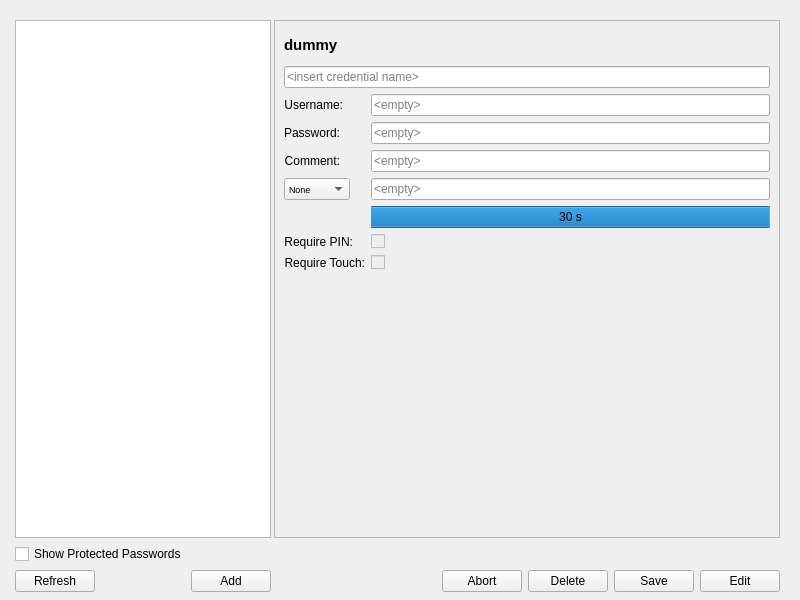
This is nitrokeyapp/ui/secrets_tab.ui in Nitrokey/nitrokey-app2 as Qt 5 draws it before an edit. The edited form follows.
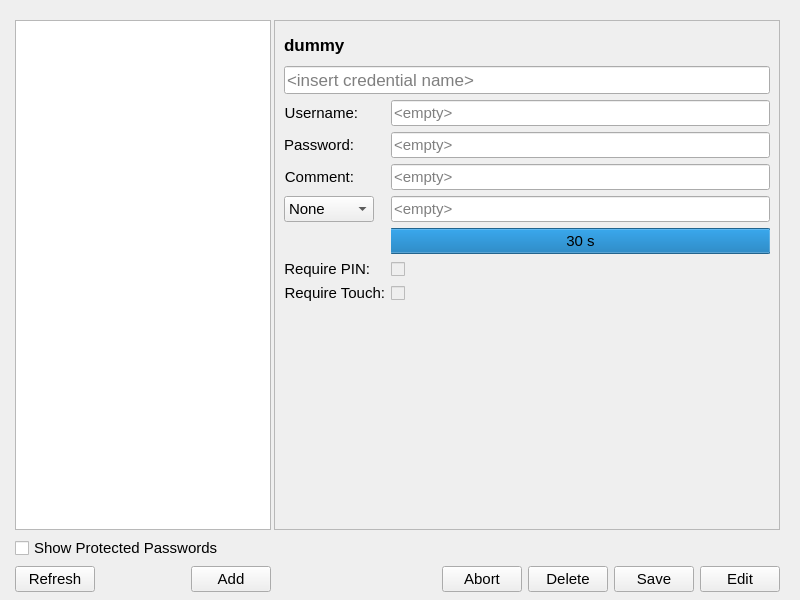
This is the edited form. Icons and pictures are not drawn.

Commit message: Unify font sizes everywhere - except welcome screen

The edit to the form file:
```diff
--- a/nitrokeyapp/ui/secrets_tab.ui
+++ b/nitrokeyapp/ui/secrets_tab.ui
@@ -62,6 +62,11 @@
            <height>0</height>
           </size>
          </property>
+         <property name="font">
+          <font>
+           <pointsize>11</pointsize>
+          </font>
+         </property>
         </widget>
        </item>
        <item row="2" column="0">
@@ -96,6 +101,11 @@
               <verstretch>0</verstretch>
              </sizepolicy>
             </property>
+            <property name="font">
+             <font>
+              <pointsize>11</pointsize>
+             </font>
+            </property>
             <property name="text">
              <string>Refresh</string>
             </property>
@@ -120,6 +130,11 @@
           </item>
           <item>
            <widget class="QPushButton" name="btn_add">
+            <property name="font">
+             <font>
+              <pointsize>11</pointsize>
+             </font>
+            </property>
             <property name="text">
              <string>Add</string>
             </property>
@@ -134,6 +149,11 @@
        </item>
        <item row="1" column="0">
         <widget class="QCheckBox" name="is_protected">
+         <property name="font">
+          <font>
+           <pointsize>11</pointsize>
+          </font>
+         </property>
          <property name="text">
           <string>Show Protected Passwords</string>
          </property>
@@ -217,7 +237,7 @@
                 </property>
                 <property name="font">
                  <font>
-                  <pointsize>11</pointsize>
+                  <pointsize>13</pointsize>
                   <italic>false</italic>
                   <bold>true</bold>
                  </font>
@@ -241,6 +261,11 @@
                   <verstretch>0</verstretch>
                  </sizepolicy>
                 </property>
+                <property name="font">
+                 <font>
+                  <pointsize>13</pointsize>
+                 </font>
+                </property>
                 <property name="placeholderText">
                  <string>&lt;insert credential name&gt;</string>
                 </property>
@@ -248,6 +273,11 @@
               </item>
               <item row="2" column="0">
                <widget class="QLabel" name="username_label">
+                <property name="font">
+                 <font>
+                  <pointsize>11</pointsize>
+                 </font>
+                </property>
                 <property name="text">
                  <string>Username:</string>
                 </property>
@@ -264,6 +294,11 @@
                   <verstretch>0</verstretch>
                  </sizepolicy>
                 </property>
+                <property name="font">
+                 <font>
+                  <pointsize>11</pointsize>
+                 </font>
+                </property>
                 <property name="echoMode">
                  <enum>QLineEdit::EchoMode::Normal</enum>
                 </property>
@@ -280,6 +315,11 @@
               </item>
               <item row="3" column="0">
                <widget class="QLabel" name="password_label">
+                <property name="font">
+                 <font>
+                  <pointsize>11</pointsize>
+                 </font>
+                </property>
                 <property name="text">
                  <string>Password:</string>
                 </property>
@@ -296,6 +336,11 @@
                   <verstretch>0</verstretch>
                  </sizepolicy>
                 </property>
+                <property name="font">
+                 <font>
+                  <pointsize>11</pointsize>
+                 </font>
+                </property>
                 <property name="echoMode">
                  <enum>QLineEdit::EchoMode::Password</enum>
                 </property>
@@ -312,6 +357,11 @@
               </item>
               <item row="4" column="0">
                <widget class="QLabel" name="comment_label">
+                <property name="font">
+                 <font>
+                  <pointsize>11</pointsize>
+                 </font>
+                </property>
                 <property name="layoutDirection">
                  <enum>Qt::LayoutDirection::LeftToRight</enum>
                 </property>
@@ -331,6 +381,11 @@
                   <verstretch>0</verstretch>
                  </sizepolicy>
                 </property>
+                <property name="font">
+                 <font>
+                  <pointsize>11</pointsize>
+                 </font>
+                </property>
                 <property name="placeholderText">
                  <string>&lt;empty&gt;</string>
                 </property>
@@ -374,7 +429,7 @@
                     </property>
                     <property name="font">
                      <font>
-                      <pointsize>7</pointsize>
+                      <pointsize>11</pointsize>
                      </font>
                     </property>
                     <property name="layoutDirection">
@@ -455,6 +510,11 @@
                   <verstretch>0</verstretch>
                  </sizepolicy>
                 </property>
+                <property name="font">
+                 <font>
+                  <pointsize>11</pointsize>
+                 </font>
+                </property>
                 <property name="readOnly">
                  <bool>true</bool>
                 </property>
@@ -465,6 +525,11 @@
               </item>
               <item row="6" column="1">
                <widget class="QProgressBar" name="otp_timeout_progress">
+                <property name="font">
+                 <font>
+                  <pointsize>11</pointsize>
+                 </font>
+                </property>
                 <property name="maximum">
                  <number>30</number>
                 </property>
@@ -484,6 +549,11 @@
               </item>
               <item row="7" column="0">
                <widget class="QLabel" name="is_pin_protection_label">
+                <property name="font">
+                 <font>
+                  <pointsize>11</pointsize>
+                 </font>
+                </property>
                 <property name="layoutDirection">
                  <enum>Qt::LayoutDirection::LeftToRight</enum>
                 </property>
@@ -500,6 +570,17 @@
                 <property name="enabled">
                  <bool>false</bool>
                 </property>
+                <property name="sizePolicy">
+                 <sizepolicy hsizetype="Preferred" vsizetype="Preferred">
+                  <horstretch>0</horstretch>
+                  <verstretch>0</verstretch>
+                 </sizepolicy>
+                </property>
+                <property name="font">
+                 <font>
+                  <pointsize>11</pointsize>
+                 </font>
+                </property>
                 <property name="layoutDirection">
                  <enum>Qt::LayoutDirection::LeftToRight</enum>
                 </property>
@@ -513,6 +594,11 @@
               </item>
               <item row="8" column="0">
                <widget class="QLabel" name="is_touch_protection_label">
+                <property name="font">
+                 <font>
+                  <pointsize>11</pointsize>
+                 </font>
+                </property>
                 <property name="layoutDirection">
                  <enum>Qt::LayoutDirection::RightToLeft</enum>
                 </property>
@@ -529,6 +615,17 @@
                 <property name="enabled">
                  <bool>false</bool>
                 </property>
+                <property name="sizePolicy">
+                 <sizepolicy hsizetype="Preferred" vsizetype="Preferred">
+                  <horstretch>0</horstretch>
+                  <verstretch>0</verstretch>
+                 </sizepolicy>
+                </property>
+                <property name="font">
+                 <font>
+                  <pointsize>11</pointsize>
+                 </font>
+                </property>
                 <property name="layoutDirection">
                  <enum>Qt::LayoutDirection::LeftToRight</enum>
                 </property>
@@ -599,6 +696,11 @@
               <verstretch>0</verstretch>
              </sizepolicy>
             </property>
+            <property name="font">
+             <font>
+              <pointsize>11</pointsize>
+             </font>
+            </property>
             <property name="text">
              <string>Abort</string>
             </property>
@@ -616,6 +718,11 @@
               <verstretch>0</verstretch>
              </sizepolicy>
             </property>
+            <property name="font">
+             <font>
+              <pointsize>11</pointsize>
+             </font>
+            </property>
             <property name="text">
              <string>Delete</string>
             </property>
@@ -633,6 +740,11 @@
               <verstretch>0</verstretch>
              </sizepolicy>
             </property>
+            <property name="font">
+             <font>
+              <pointsize>11</pointsize>
+             </font>
+            </property>
             <property name="text">
              <string>Save</string>
             </property>
@@ -650,6 +762,11 @@
               <verstretch>0</verstretch>
              </sizepolicy>
             </property>
+            <property name="font">
+             <font>
+              <pointsize>11</pointsize>
+             </font>
+            </property>
             <property name="layoutDirection">
              <enum>Qt::LayoutDirection::LeftToRight</enum>
             </property>
```
The commit also changes 6 other files.
